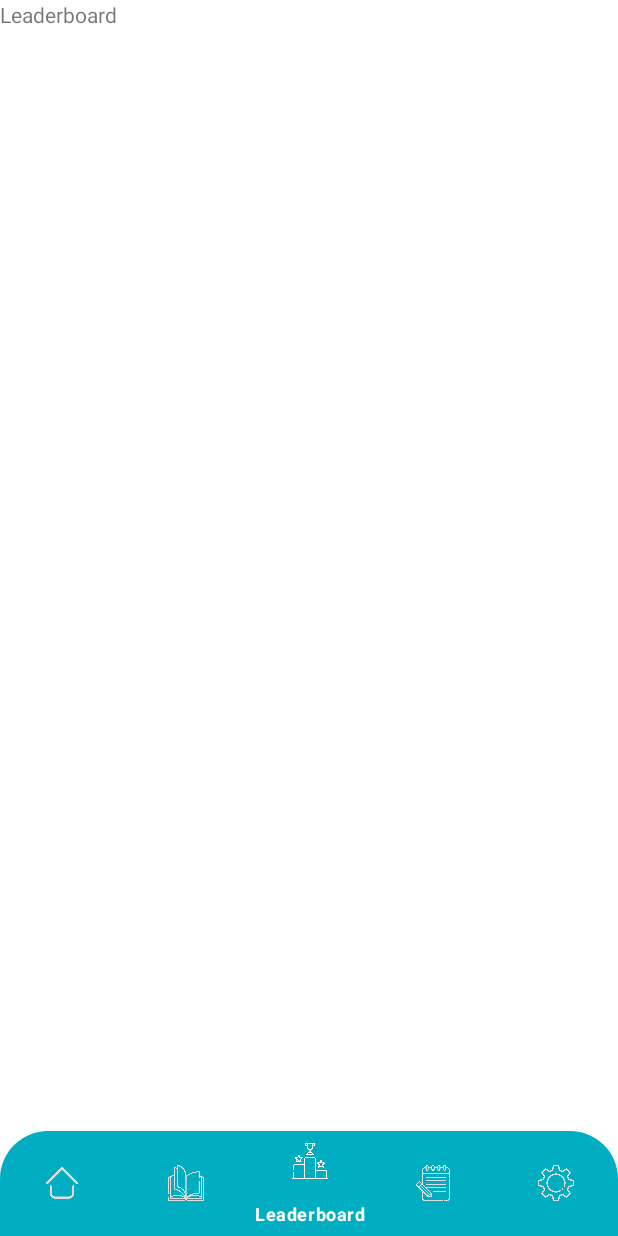
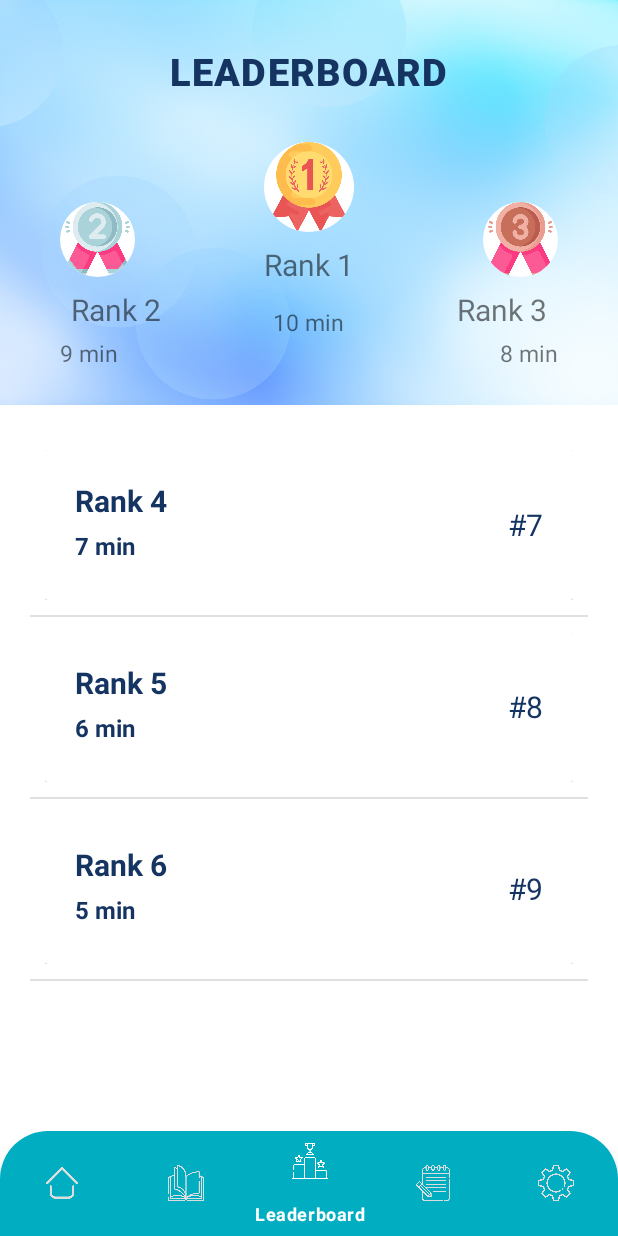
Before and after one commit to taiteng/RabbitU, an Android app: the Leaderboard screen opened directly, with no data from a screen before it, on a phone screen of 412 x 824 dp. Run offline under Robolectric (Android 15) with nearby library versions, the phone set to English and light mode, and no system bars; our stand-ins replace Firebase (no records; nobody signed in at launch, a user with empty details on screens opened directly).

Commit message:
UI for leaderboard partially complete. Minor issues such as rank values and margin needed to be correct.

```diff
--- a/app/src/main/java/com/example/rabbitu/Leaderboard.java
+++ b/app/src/main/java/com/example/rabbitu/Leaderboard.java
@@ -1,17 +1,43 @@
 package com.example.rabbitu;
 
+import androidx.annotation.NonNull;
+import androidx.annotation.Nullable;
 import androidx.appcompat.app.AppCompatActivity;
 
 import android.content.Intent;
 import android.os.Bundle;
 import android.view.MenuItem;
+import android.view.View;
+import android.widget.AdapterView;
+import android.widget.ArrayAdapter;
+import android.widget.ListView;
+import android.widget.TextView;
+import android.widget.Toast;
 
 import com.google.android.material.bottomnavigation.BottomNavigationView;
 import com.google.android.material.navigation.NavigationBarView;
+import com.google.firebase.database.ChildEventListener;
+import com.google.firebase.database.DataSnapshot;
+import com.google.firebase.database.DatabaseError;
+import com.google.firebase.database.DatabaseReference;
+import com.google.firebase.database.FirebaseDatabase;
+
+import java.sql.Array;
+import java.util.ArrayList;
 
 public class Leaderboard extends AppCompatActivity {
 
     BottomNavigationView mBottomNavigationView;
+    ListView leaderboardListView;
+    TextView lName1,lName2, lName3; //Top 3 Name variable
+    TextView lText1, lText2, lText3; //Top 3 minutes spent
+    ArrayList<String> nameList = new ArrayList<>();
+    ArrayList<String> minList = new ArrayList<>();
+    ArrayList<String> topNameList = new ArrayList<>();
+    ArrayList<String> topMinList = new ArrayList<>();
+    DatabaseReference df;
+    int count = 0;
+
 
     @Override
     protected void onCreate(Bundle savedInstanceState) {
@@ -20,6 +46,90 @@ public class Leaderboard extends AppCompatActivity {
 
         mBottomNavigationView = findViewById(R.id.bottom_navigation_bar);
         mBottomNavigationView.setSelectedItemId(R.id.item3);
+
+        leaderboardListView = findViewById(R.id.list_leaderboard);
+        lName1 = findViewById(R.id.first_leaderboard_name);
+        lText1 = findViewById(R.id.first_leaderboard_text);
+        lName2 = findViewById(R.id.second_leaderboard_name);
+        lText2 = findViewById(R.id.second_leaderboard_text);
+        lName3 = findViewById(R.id.third_leaderboard_name);
+        lText3 = findViewById(R.id.third_leaderboard_text);
+
+
+        //Testing Logics
+
+        //Add top 3 data
+        topNameList.add("Rank 1");
+        topNameList.add("Rank 2");
+        topNameList.add("Rank 3");
+        topMinList.add("10 min");
+        topMinList.add("9 min");
+        topMinList.add("8 min");
+
+        //Add other rankings
+        nameList.add("Rank 4");
+        nameList.add("Rank 5");
+        nameList.add("Rank 6");
+        minList.add("7 min");
+        minList.add("6 min");
+        minList.add("5 min");
+
+        lName1.setText(topNameList.get(0));
+        lText1.setText(topMinList.get(0));
+        lName2.setText(topNameList.get(1));
+        lText2.setText(topMinList.get(1));
+        lName3.setText(topNameList.get(2));
+        lText3.setText(topMinList.get(2));
+
+
+        LeaderboardAdapter leaderboardAdapter = new LeaderboardAdapter(Leaderboard.this, nameList, minList);
+        leaderboardListView.setAdapter(leaderboardAdapter);
+
+
+
+
+
+//        df = FirebaseDatabase.getInstance().getReference();
+//
+//        df.addChildEventListener(new ChildEventListener() {
+//            @Override
+//            public void onChildAdded(@NonNull DataSnapshot snapshot, @Nullable String previousChildName) {
+//                String value = snapshot.getValue(String.class);
+//                arrayList.
+//            }
+//
+//            @Override
+//            public void onChildChanged(@NonNull DataSnapshot snapshot, @Nullable String previousChildName) {
+//
+//            }
+//
+//            @Override
+//            public void onChildRemoved(@NonNull DataSnapshot snapshot) {
+//
+//            }
+//
+//            @Override
+//            public void onChildMoved(@NonNull DataSnapshot snapshot, @Nullable String previousChildName) {
+//
+//            }
+//
+//            @Override
+//            public void onCancelled(@NonNull DatabaseError error) {
+//
+//            }
+//        });
+
+        leaderboardListView.setOnItemSelectedListener(new AdapterView.OnItemSelectedListener() {
+            @Override
+            public void onItemSelected(AdapterView<?> parent, View view, int position, long id) {
+                Toast.makeText(getApplicationContext(), "" + nameList.get(position), Toast.LENGTH_SHORT).show();
+            }
+
+            @Override
+            public void onNothingSelected(AdapterView<?> parent) {
+
+            }
+        });
 
         mBottomNavigationView.setOnItemSelectedListener(new NavigationBarView.OnItemSelectedListener() {
             @Override
--- /dev/null
+++ b/app/src/main/java/com/example/rabbitu/LeaderboardAdapter.java
@@ -0,0 +1,75 @@
+package com.example.rabbitu;
+
+import android.util.Log;
+import android.view.LayoutInflater;
+import android.view.View;
+import android.view.ViewGroup;
+import android.widget.BaseAdapter;
+import android.widget.LinearLayout;
+import android.widget.RelativeLayout;
+import android.widget.TextView;
+
+import com.google.android.material.navigation.NavigationView;
+
+import org.w3c.dom.Text;
+
+import java.util.ArrayList;
+import java.util.List;
+
+public class LeaderboardAdapter extends BaseAdapter {
+
+    Leaderboard leaderboard;
+    ArrayList<String> nameList = new ArrayList<>();
+    ArrayList<String> minList = new ArrayList<>();
+    boolean first = true;
+    int rank = 0;
+
+    public LeaderboardAdapter(Leaderboard leaderboard, ArrayList<String> nameList , ArrayList<String> minList) {
+        this.leaderboard = leaderboard;
+        this.nameList = nameList;
+        this.minList = minList;
+    }
+
+    @Override
+    public int getCount() {
+        return nameList.size();
+    }
+
+    @Override
+    public Object getItem(int position) {
+        return position;
+    }
+
+    @Override
+    public long getItemId(int position) {
+        return position;
+    }
+
+    @Override
+    public View getView(int position, View convertView, ViewGroup parent) {
+        convertView = LayoutInflater.from(leaderboard).inflate(R.layout.leaderboard_item, parent, false);
+
+
+        TextView itemName, itemMin, itemRank;
+
+        //List view item initialization
+        itemName = convertView.findViewById(R.id.leaderboard_item_name);
+        itemMin = convertView.findViewById(R.id.leaderboard_item_min);
+        itemRank = convertView.findViewById(R.id.leaderboard_item_rank);
+
+        itemName.setText(nameList.get(position));
+        itemMin.setText(minList.get(position));
+
+        if(first){
+            rank += 4;
+            first = false;
+        }else{
+            rank += 1;
+        }
+        System.out.println("current value"+rank);
+
+        itemRank.setText("#"+ String.valueOf(rank));
+
+        return convertView;
+    }
+}
--- /dev/null
+++ b/app/src/main/res/drawable/list_selector.xml
@@ -0,0 +1,13 @@
+<?xml version="1.0" encoding="utf-8"?>
+<selector xmlns:android="http://schemas.android.com/apk/res/android">
+    <!-- Selector style for listrow -->
+    <item
+        android:state_selected="false"
+        android:state_pressed="false"
+        android:drawable="@color/white_smoke" />
+    <item android:state_pressed="true"
+        android:drawable="@color/teal_200" />
+    <item android:state_selected="true"
+        android:state_pressed="false"
+        android:drawable="@color/dark_blue" />
+</selector>
--- /dev/null
+++ b/app/src/main/res/drawable/round_corner_card.xml
@@ -0,0 +1,21 @@
+<?xml version="1.0" encoding="utf-8"?>
+<layer-list xmlns:android="http://schemas.android.com/apk/res/android">
+    <item>
+        <shape>
+            <solid
+                android:color="@color/nav_color"
+                />
+
+            <corners
+                android:bottomLeftRadius="6120dp"
+                android:bottomRightRadius="120dp"
+                />
+        </shape>
+
+    </item>
+    <item
+        android:drawable="@drawable/light_blue_gradient"
+        />
+
+
+</layer-list>
--- /dev/null
+++ b/app/src/main/res/drawable/top_round_image.xml
@@ -0,0 +1,15 @@
+<?xml version="1.0" encoding="utf-8"?>
+<shape xmlns:android="http://schemas.android.com/apk/res/android"
+    android:shape="ring"
+    android:innerRadius="0dp"
+    android:thicknessRatio="1.19"
+    android:useLevel="false">
+
+    <solid
+        android:color="@color/transparent"
+        />
+
+    <stroke
+        android:width="5dp"
+        android:color="@android:color/white" />
+</shape>
--- a/app/src/main/res/layout/activity_leaderboard.xml
+++ b/app/src/main/res/layout/activity_leaderboard.xml
@@ -6,10 +6,145 @@
     android:layout_height="match_parent"
     tools:context=".Leaderboard">
 
-    <TextView
-        android:layout_width="wrap_content"
+    <RelativeLayout
+        android:id="@+id/layout_top_card"
+        android:background="@drawable/round_corner_card"
+        android:layout_width="match_parent"
+        android:layout_alignParentTop="true"
+        android:layout_height="270dp">
+
+        <TextView
+            android:id="@+id/title_leaderboard"
+            android:layout_width="wrap_content"
+            android:layout_height="wrap_content"
+            android:layout_alignParentTop="true"
+            android:layout_centerInParent="true"
+            android:layout_marginTop="30dp"
+            android:layout_marginBottom="10dp"
+            android:fontFamily="sans-serif-black"
+            android:letterSpacing="0.03"
+            android:text="LEADERBOARD"
+            android:textColor="@color/dark_blue"
+            android:textSize="25dp" />
+
+        <RelativeLayout
+            android:padding="20dp"
+            android:layout_width="match_parent"
+            android:layout_height="wrap_content"
+            android:layout_below="@+id/title_leaderboard"
+            android:layout_alignBottom="@+id/title_leaderboard"
+            android:layout_alignParentBottom="true">
+
+            <androidx.constraintlayout.utils.widget.ImageFilterView
+                android:id="@+id/first_leaderboard_item"
+                android:layout_width="60dp"
+                android:layout_height="60dp"
+                android:background="@color/white"
+                app:roundPercent="1"
+                android:layout_centerHorizontal="true"
+                android:src="@drawable/gold_medal_icon"/>
+
+            <TextView
+                android:id="@+id/first_leaderboard_name"
+                android:layout_width="wrap_content"
+                android:layout_height="wrap_content"
+                android:layout_alignBottom="@+id/first_leaderboard_item"
+                android:layout_centerHorizontal="true"
+                android:layout_marginBottom="-35dp"
+                android:text="Lee"
+                android:textSize="20dp" />
+
+            <TextView
+                android:id="@+id/first_leaderboard_text"
+                android:layout_width="wrap_content"
+                android:layout_height="wrap_content"
+                android:layout_alignBottom="@+id/first_leaderboard_name"
+                android:layout_centerHorizontal="true"
+                android:layout_marginBottom="-35dp"
+                android:text="600 min"
+                android:textSize="15dp" />
+
+            <androidx.constraintlayout.utils.widget.ImageFilterView
+                android:layout_marginTop="40dp"
+                android:layout_marginLeft="20dp"
+                android:id="@+id/second_leaderboard_item"
+                android:layout_width="50dp"
+                android:layout_height="50dp"
+                android:background="@color/white"
+                app:roundPercent="1"
+                android:layout_alignLeft="@+id/first_leaderboard_item"
+                android:layout_alignParentLeft="true"
+                android:src="@drawable/silver_medal_icon" />
+
+            <TextView
+                android:id="@+id/second_leaderboard_name"
+                android:layout_width="wrap_content"
+                android:layout_height="wrap_content"
+                android:layout_alignBottom="@+id/second_leaderboard_item"
+                android:layout_marginBottom="-35dp"
+                android:layout_marginLeft="27dp"
+                android:text="Tan"
+                android:textSize="20dp" />
+
+            <TextView
+                android:id="@+id/second_leaderboard_text"
+                android:layout_width="wrap_content"
+                android:layout_height="wrap_content"
+                android:layout_below="@+id/second_leaderboard_name"
+                android:layout_marginTop="40dp"
+                android:layout_marginLeft="20dp"
+                android:text="300 min"
+                android:textSize="15dp" />
+
+            <androidx.constraintlayout.utils.widget.ImageFilterView
+                android:layout_marginTop="40dp"
+                android:layout_marginRight="20dp"
+                android:id="@+id/third_leaderboard_item"
+                android:layout_width="50dp"
+                android:layout_height="50dp"
+                android:background="@color/white"
+                app:roundPercent="1"
+                android:layout_alignParentRight="true"
+                android:src="@drawable/bronze_medal_icon" />
+
+            <TextView
+                android:id="@+id/third_leaderboard_name"
+                android:layout_width="wrap_content"
+                android:layout_height="wrap_content"
+                android:layout_alignBottom="@+id/third_leaderboard_item"
+                android:layout_alignParentRight="true"
+                android:layout_marginRight="27dp"
+                android:layout_marginBottom="-35dp"
+                android:text="Tan"
+                android:textSize="20dp" />
+
+            <TextView
+                android:id="@+id/third_leaderboard_text"
+                android:layout_width="wrap_content"
+                android:layout_height="wrap_content"
+                android:layout_below="@+id/third_leaderboard_name"
+                android:layout_marginTop="40dp"
+                android:layout_alignParentRight="true"
+                android:layout_marginRight="20dp"
+                android:text="300 min"
+                android:textSize="15dp" />
+
+        </RelativeLayout>
+
+
+    </RelativeLayout>
+
+
+    <ListView
+        android:id="@+id/list_leaderboard"
+        android:layout_width="match_parent"
         android:layout_height="wrap_content"
-        android:text="Leaderboard"/>
+        android:layout_above="@+id/bottom_navigation_bar"
+        android:layout_below="@id/layout_top_card"
+        android:listSelector="@drawable/list_selector"
+        android:padding="20dp">
+
+    </ListView>
 
     <com.google.android.material.bottomnavigation.BottomNavigationView
         android:id="@+id/bottom_navigation_bar"
--- /dev/null
+++ b/app/src/main/res/layout/leaderboard_item.xml
@@ -0,0 +1,69 @@
+<?xml version="1.0" encoding="utf-8"?>
+<RelativeLayout xmlns:android="http://schemas.android.com/apk/res/android"
+    android:layout_width="match_parent"
+    android:layout_height="wrap_content"
+    xmlns:app="http://schemas.android.com/apk/res-auto"
+    android:id="@+id/leaderboard_item"
+    android:padding="10dp">
+
+    <!-- Leaderboard's item view for each row-->
+    <androidx.cardview.widget.CardView
+        android:layout_width="match_parent"
+        android:layout_height="100dp"
+        android:elevation="25dp"
+        app:cardMaxElevation="20dp"
+        android:id="@+id/layout_card_view">
+
+        <RelativeLayout
+            android:layout_width="match_parent"
+            android:layout_height="match_parent"
+            android:padding="20dp"
+            android:orientation="vertical"
+            android:id="@+id/layout_relative_view">
+
+            <ImageView
+                android:layout_width="wrap_content"
+                android:layout_height="wrap_content"/>
+
+            <TextView
+                android:id="@+id/leaderboard_item_name"
+                android:layout_width="wrap_content"
+                android:layout_height="wrap_content"
+                android:text="Ng E Soon"
+                android:textStyle="bold"
+                android:textColor="@color/dark_blue"
+                android:textSize="20dp"
+                android:fontFamily="sans-serif"
+                />
+
+            <TextView
+                android:id="@+id/leaderboard_item_min"
+                android:layout_width="wrap_content"
+                android:layout_height="wrap_content"
+                android:text="100 min"
+                android:textStyle="bold"
+                android:textColor="@color/dark_blue"
+                android:layout_marginTop="5dp"
+                android:layout_below="@id/leaderboard_item_name"
+                android:textSize="16dp"
+                android:fontFamily="sans-serif"
+                />
+
+            <TextView
+                android:id="@+id/leaderboard_item_rank"
+                android:layout_marginTop="5dp"
+                android:layout_width="wrap_content"
+                android:layout_height="wrap_content"
+                android:text="#4"
+                android:layout_alignParentRight="true"
+                android:layout_centerVertical="true"
+                android:textColor="@color/dark_blue"
+                android:textSize="20dp"
+                android:fontFamily="sans-serif"
+                />
+
+        </RelativeLayout>
+
+    </androidx.cardview.widget.CardView>
+
+</RelativeLayout>
--- a/app/src/main/res/values/colors.xml
+++ b/app/src/main/res/values/colors.xml
@@ -25,4 +25,9 @@
     <color name="primaryTextColor">#11CFC5</color>
     <color name="lightGrey">#DDDDDD</color>
     <color name="transparent">#00000000</color>
+
+    <color name="white_smoke">#EFEFEF</color>
+    <color name="grey">#D8D8D8</color>
+    <color name="dark_blue">#153462</color>
+
 </resources>
```
Also changed, not shown: app/src/main/res/drawable/bronze_medal_icon.png (added), app/src/main/res/drawable/gold_medal_icon.png (added), app/src/main/res/drawable/light_blue_gradient.png (added), app/src/main/res/drawable/silver_medal_icon.png (added).
